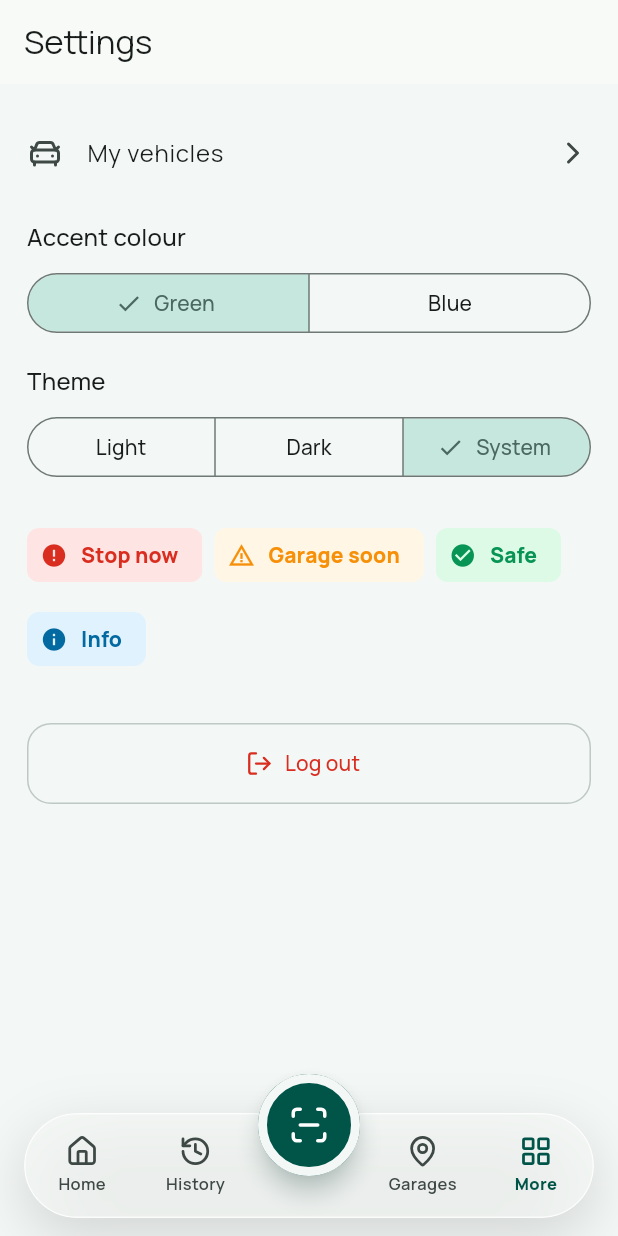
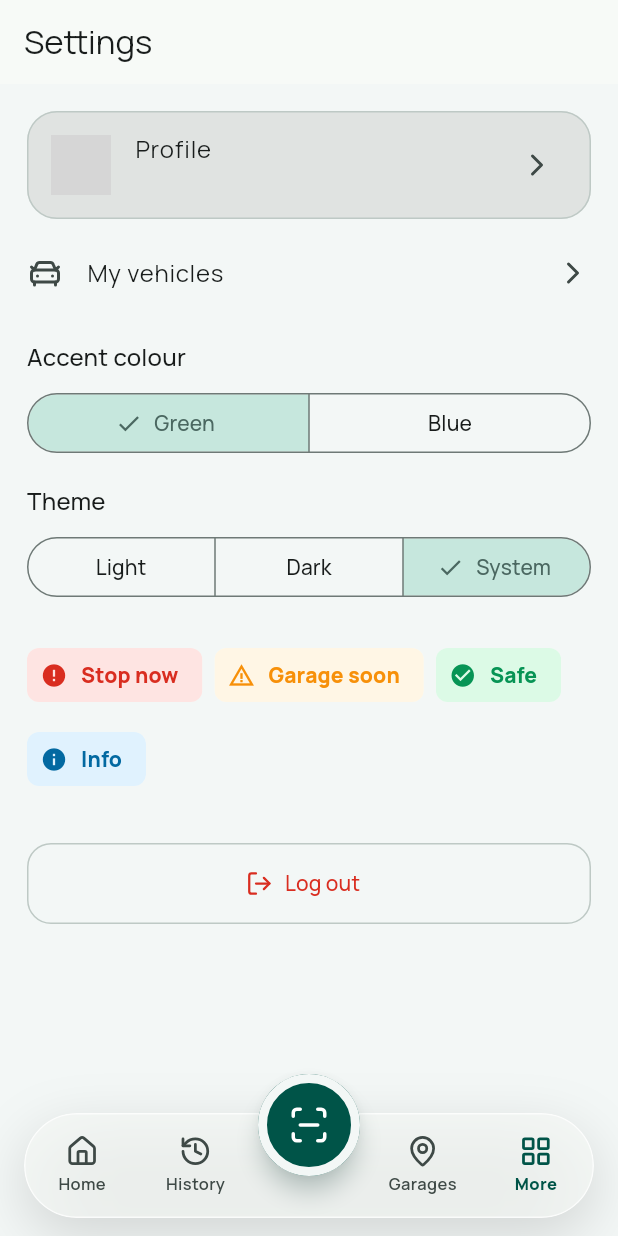
Before and after one commit to snapmyauto/snapmyauto-app, a Flutter app: the SettingsScreen screen opened by its route, on a phone screen of 412 x 824 dp. Run offline on Flutter 3.47's test engine with Material 3 defaults, Android fonts, the phone set to English and light mode, and no system bars; our stand-ins replace camera, cloud_firestore, firebase_auth, firebase_core, flutter_riverpod, flutter_svg and 6 more; missing offline and left inert: tflite_flutter; accounts and stored records are empty; network calls fail; grey boxes are pictures that could not be loaded.

Commit message:
feat: add profile route and settings card

```diff
--- a/lib/core/router/app_router.dart
+++ b/lib/core/router/app_router.dart
@@ -9,6 +9,7 @@ import 'package:snapmyauto/features/auth/presentation/register_screen.dart';
 import '../../features/auth/data/auth_repository.dart';
 import '../../features/settings/presentation/settings_screen.dart';
 import '../../features/scan/presentation/scan_screen.dart';
+import '../../features/profile/presentation/profile_screen.dart';
 import '../../features/vehicles/presentation/vehicle_detail_screen.dart';
 import '../../features/vehicles/presentation/vehicle_form_screen.dart';
 import '../../features/vehicles/presentation/vehicles_screen.dart';
@@ -48,6 +49,11 @@ final routerProvider = Provider<GoRouter>((ref) {
       GoRoute(
         path: '/auth/forgot',
         builder: (context, state) => const ForgotPasswordScreen(),
+      ),
+      GoRoute(
+        path: '/profile',
+        parentNavigatorKey: _rootKey,
+        builder: (context, state) => const ProfileScreen(),
       ),
       GoRoute(
         path: '/vehicles',
--- a/lib/features/settings/presentation/settings_screen.dart
+++ b/lib/features/settings/presentation/settings_screen.dart
@@ -7,6 +7,7 @@ import '../../../core/theme/app_colors.dart';
 import '../../../core/theme/severity_colors.dart';
 import '../../../core/theme/theme_providers.dart';
 import '../../auth/data/auth_repository.dart';
+import '../../profile/data/user_repository.dart';
 
 class SettingsScreen extends ConsumerWidget {
   const SettingsScreen({super.key});
@@ -17,6 +18,7 @@ class SettingsScreen extends ConsumerWidget {
     final mode = ref.watch(themeModeProvider);
     final sev = context.severity;
     final titleStyle = Theme.of(context).textTheme.titleMedium;
+    final profile = ref.watch(userProfileProvider).value;
 
     Widget chip(String label, Color fg, Color bg, IconData icon) => Chip(
       avatar: Icon(icon, color: fg, size: 18),
@@ -34,6 +36,26 @@ class SettingsScreen extends ConsumerWidget {
         // extra bottom space so the glass bar doesn't cover the last item
         padding: const EdgeInsets.fromLTRB(18, 18, 18, 120),
         children: [
+          Card(
+            elevation: 0,
+            margin: EdgeInsets.zero,
+            color: Theme.of(context).colorScheme.surfaceContainerHighest,
+            child: ListTile(
+              leading: CircleAvatar(
+                foregroundImage: profile?.photoUrl != null
+                    ? NetworkImage(profile!.photoUrl!)
+                    : null,
+                child: Text(profile?.initials ?? '?'),
+              ),
+              title: Text(
+                (profile?.name.isNotEmpty ?? false) ? profile!.name : 'Profile',
+              ),
+              subtitle: Text(profile?.email ?? ''),
+              trailing: const Icon(LucideIcons.chevronRight),
+              onTap: () => context.push('/profile'),
+            ),
+          ),
+          const SizedBox(height: 8),
           ListTile(
             contentPadding: EdgeInsets.zero,
             leading: const Icon(LucideIcons.carFront),
```
